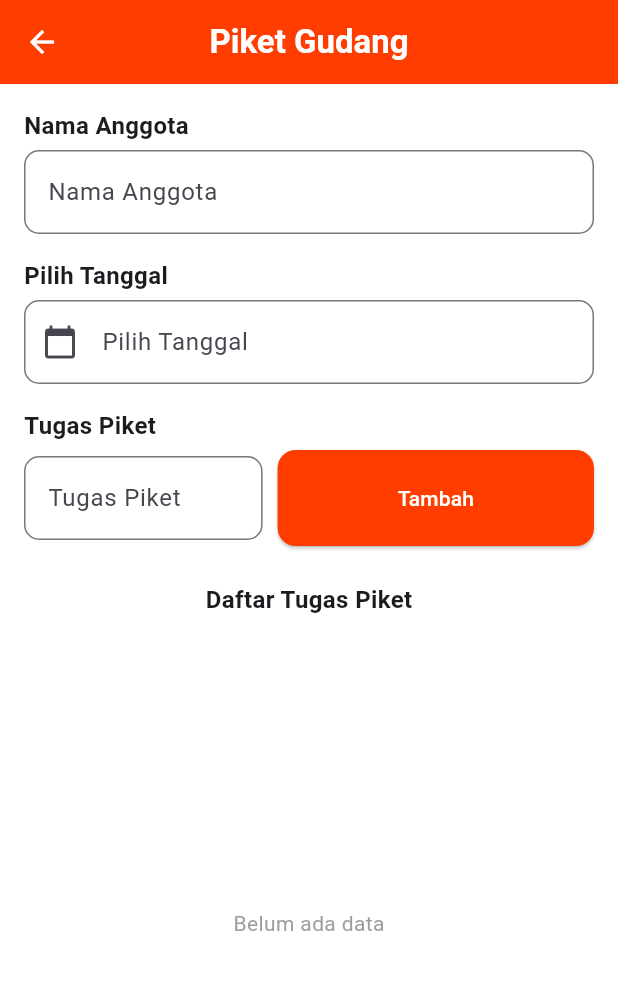
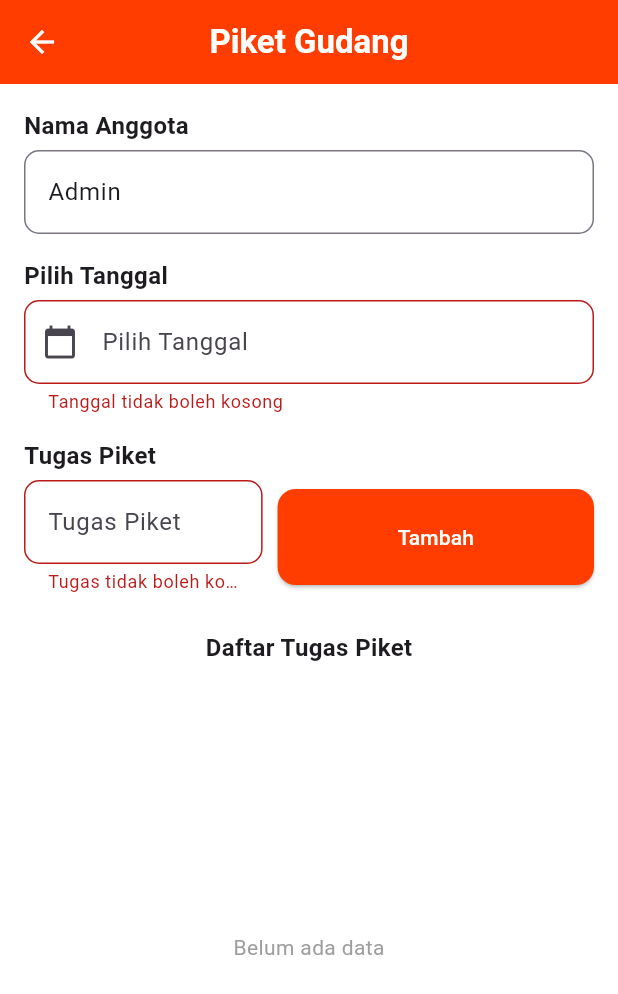
Before and after one commit to adandoang/20220140174_UCP1Flutter, a Flutter app: the DataPiketPage screen opened by its route, after a tap on "Tambah", on a phone screen of 412 x 824 dp. Shown: the top 994 px of the screen. Run offline on Flutter 3.47's test engine with Material 3 defaults, Android fonts, the phone set to English and light mode, and no system bars.

Commit message:
memperbarui tanggal agar memunculkan nama hari, menyesuaikan halaman detail agar sama dengan soal, menambah import pada main untuk menggunakan local datetime

```diff
--- a/lib/dataPiket.dart
+++ b/lib/dataPiket.dart
@@ -12,18 +12,35 @@ class DataPiketPage extends StatefulWidget {
 
 class _DataPiketPageState extends State<DataPiketPage> {
   final TextEditingController _tugasController = TextEditingController();
+  final _formKey = GlobalKey<FormState>();
+
   DateTime? _selectedDate;
-  List<String> _daftarTugas = [];
+  List<Map<String, dynamic>> _daftarTugas = [];
+
+  String? _tanggalError;
 
   void _tambahTugas() {
+  setState(() {
+    _tanggalError = _selectedDate == null ? 'Tanggal tidak boleh kosong' : null;
+  });
+
+  if (_formKey.currentState!.validate() && _selectedDate != null) {
     final tugas = _tugasController.text;
-    if (tugas.isNotEmpty) {
+    final nama = 'Admin';
+    final tanggal = _selectedDate!;
+
     setState(() {
-        _daftarTugas.add(tugas);
+      _daftarTugas.add({
+        'nama': nama,
+        'tanggal': tanggal,
+        'tugas': tugas,
+      });
       _tugasController.clear();
+      _selectedDate = null;
     });
   }
 }
+
 
   void _pilihTanggal() async {
     final DateTime? picked = await showDatePicker(
@@ -36,18 +53,24 @@ class _DataPiketPageState extends State<DataPiketPage> {
     if (picked != null) {
       setState(() {
         _selectedDate = picked;
+        _tanggalError = null;
       });
     }
   }
 
-  void _bukaDetail(String tugas) {
+  void _bukaDetail(Map<String, dynamic> tugasData) {
   Navigator.push(
     context,
     MaterialPageRoute(
-        builder: (context) => DetailPiketPage(tugas: tugas),
+      builder: (context) => DetailPiketPage(
+        tugas: tugasData['tugas'],
+        nama: tugasData['nama'],
+        tanggal: tugasData['tanggal'],
+      ),
     ),
   );
 }
+
 
   @override
   Widget build(BuildContext context) {
@@ -56,7 +79,7 @@ class _DataPiketPageState extends State<DataPiketPage> {
     return Scaffold(
       backgroundColor: Colors.white,
       appBar: AppBar(
-        backgroundColor: Color(0xFFFF3D00),
+        backgroundColor: primaryColor,
         leading: IconButton(
           icon: const Icon(Icons.arrow_back, color: Colors.white),
           onPressed: () {
@@ -72,22 +95,23 @@ class _DataPiketPageState extends State<DataPiketPage> {
           ),
         ),
       ),
-
       body: Padding(
         padding: const EdgeInsets.all(16),
+        child: Form(
+          key: _formKey,
           child: Column(
             children: [
               Align(
                 alignment: Alignment.centerLeft,
                 child: Text(
                   'Nama Anggota',
-                      style: TextStyle(fontWeight: FontWeight.bold,fontSize: 16),
+                  style: TextStyle(fontWeight: FontWeight.bold, fontSize: 16),
                 ),
               ),
               const SizedBox(height: 5),
               TextFormField(
+                initialValue: 'Admin',
                 decoration: InputDecoration(
-                labelText: 'Nama Anggota',
                   border: OutlineInputBorder(
                     borderRadius: BorderRadius.circular(10),
                   ),
@@ -98,7 +122,7 @@ class _DataPiketPageState extends State<DataPiketPage> {
                 alignment: Alignment.centerLeft,
                 child: Text(
                   'Pilih Tanggal',
-                      style: TextStyle(fontWeight: FontWeight.bold,fontSize: 16),
+                  style: TextStyle(fontWeight: FontWeight.bold, fontSize: 16),
                 ),
               ),
               const SizedBox(height: 5),
@@ -109,12 +133,12 @@ class _DataPiketPageState extends State<DataPiketPage> {
                     decoration: InputDecoration(
                       hintText: _selectedDate == null
                           ? 'Pilih Tanggal'
-                        : DateFormat('dd-MM-yyyy')
-                            .format(_selectedDate!),
+                          : DateFormat('EEEE, dd MMMM yyyy', 'id_ID').format(_selectedDate!),
                       prefixIcon: const Icon(Icons.calendar_today),
                       border: OutlineInputBorder(
                         borderRadius: BorderRadius.circular(10),
                       ),
+                      errorText: _tanggalError,
                     ),
                   ),
                 ),
@@ -124,14 +148,13 @@ class _DataPiketPageState extends State<DataPiketPage> {
                 alignment: Alignment.centerLeft,
                 child: Text(
                   'Tugas Piket',
-                      style: TextStyle(fontWeight: FontWeight.bold,fontSize: 16),
+                  style: TextStyle(fontWeight: FontWeight.bold, fontSize: 16),
                 ),
               ),
               const SizedBox(height: 5),
               Row(
                 children: [
                   Expanded(
-
                     child: TextFormField(
                       controller: _tugasController,
                       decoration: InputDecoration(
@@ -140,6 +163,12 @@ class _DataPiketPageState extends State<DataPiketPage> {
                           borderRadius: BorderRadius.circular(10),
                         ),
                       ),
+                      validator: (value) {
+                        if (value == null || value.trim().isEmpty) {
+                          return 'Tugas tidak boleh kosong';
+                        }
+                        return null;
+                      },
                     ),
                   ),
                   const SizedBox(width: 10),
@@ -153,7 +182,10 @@ class _DataPiketPageState extends State<DataPiketPage> {
                       padding: const EdgeInsets.symmetric(
                           horizontal: 80, vertical: 22),
                     ),
-                  child: const Text('Tambah', style: TextStyle(color: Colors.white),),
+                    child: const Text(
+                      'Tambah',
+                      style: TextStyle(color: Colors.white),
+                    ),
                   ),
                 ],
               ),
@@ -188,13 +220,14 @@ class _DataPiketPageState extends State<DataPiketPage> {
                                 borderRadius: BorderRadius.circular(10),
                               ),
                               child: Row(
-                              mainAxisAlignment: MainAxisAlignment.spaceBetween,
+                                mainAxisAlignment:
+                                    MainAxisAlignment.spaceBetween,
                                 children: [
-                                Text(
-                                  _daftarTugas[index],
-                                  style: const TextStyle(
-                                      color: Colors.white,
-                                      fontWeight: FontWeight.w500),
+                                  Expanded(
+                                    child: Text(
+                                      _daftarTugas[index]['tugas'],
+                                      style: const TextStyle(color: Colors.white, fontWeight: FontWeight.w500),
+                                    ),
                                   ),
                                   const Icon(Icons.arrow_forward_ios,
                                       size: 16, color: Colors.white),
@@ -208,6 +241,7 @@ class _DataPiketPageState extends State<DataPiketPage> {
             ],
           ),
         ),
+      ),
     );
   }
 }
```
Also changed, not shown: lib/detailPiket.dart (+71 -7 lines), lib/main.dart (+7 -2 lines). Lines whose indentation alone changed are shown as unchanged.
